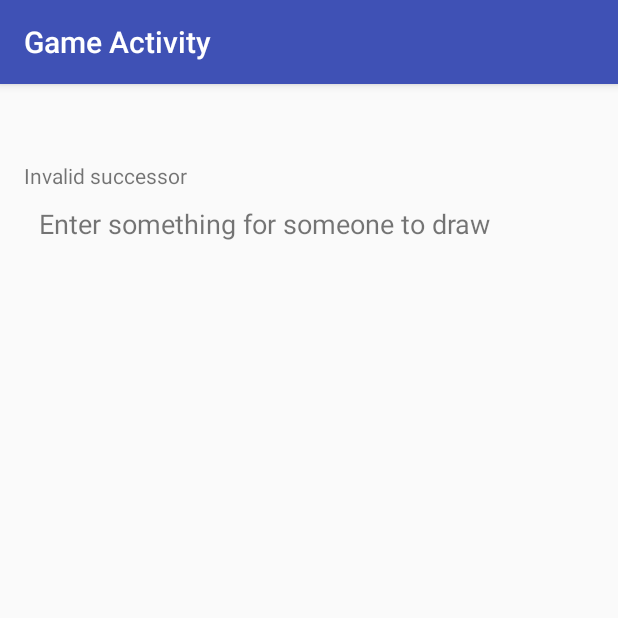
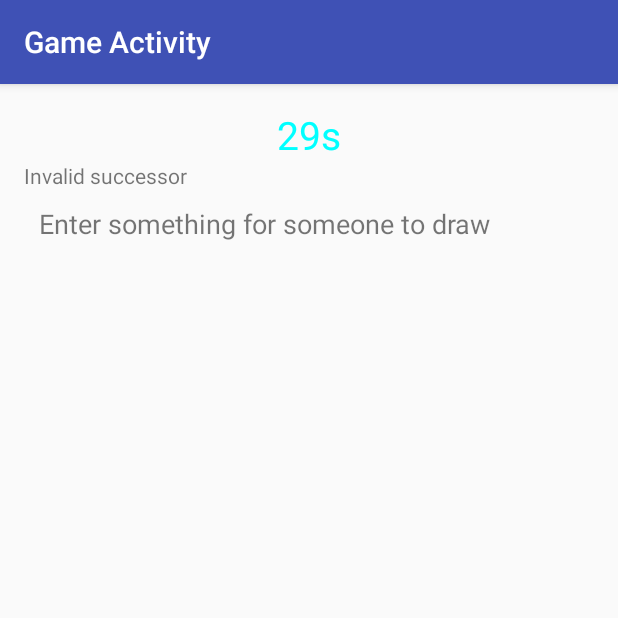
Before and after one commit to sarangjo/paper-telephone, an Android app: the GameActivity screen opened directly, with no data from a screen before it, on a phone screen of 412 x 824 dp, the top half of it. Run offline under Robolectric (Android 15) with nearby library versions, the phone set to English and light mode, and no system bars.

Commit message:
Added timer into game

```diff
--- a/PaperTelephone/app/src/main/java/com/cse461/a16au/papertelephone/game/GameActivity.java
+++ b/PaperTelephone/app/src/main/java/com/cse461/a16au/papertelephone/game/GameActivity.java
@@ -4,7 +4,9 @@ import android.app.FragmentTransaction;
 import android.app.ProgressDialog;
 import android.graphics.Bitmap;
 import android.graphics.BitmapFactory;
+import android.graphics.Color;
 import android.os.Bundle;
+import android.os.CountDownTimer;
 import android.os.Handler;
 import android.os.Message;
 import android.support.v7.app.AppCompatActivity;
@@ -46,6 +48,7 @@ import static com.cse461.a16au.papertelephone.Constants.READ_NEW_START;
 import static com.cse461.a16au.papertelephone.Constants.READ_PROMPT;
 import static com.cse461.a16au.papertelephone.Constants.READ_REQUEST_SUCCESSOR;
 import static com.cse461.a16au.papertelephone.Constants.READ_RESPONSE_SUCCESSOR;
+import static com.cse461.a16au.papertelephone.Constants.TURN_MILLIS;
 import static com.cse461.a16au.papertelephone.Constants.WE_ARE_START;
 import static com.cse461.a16au.papertelephone.game.GameData.addressToSummaries;
 import static com.cse461.a16au.papertelephone.game.GameData.devicesAtStartGame;
@@ -215,23 +218,24 @@ public class GameActivity extends AppCompatActivity implements GameFragment.Data
             return;
         }
 
-        // TODO: Uncomment and test when we are confident that the rest of the game works as intended
-        // Start the timer at 30 seconds for the next phase of the game
-//        GameData.turnTimer = new CountDownTimer(TURN_MILLIS, 1000) {
-//            public void onTick(long millisUntilFinished) {
-//                mTimerTextView.setText(String.format("%2ds", millisUntilFinished / 1000));
-//            }
-//
-//            public void onFinish() {
-//                // End the turn, sending the drawing or prompt if it hasn't already been sent
-//                if (!isDone) {
-//                    mFragment.endTurn();
-//                    isDone = true;
-//                }
-//                mTimerTextView.setText("00s");
-//                mTimerTextView.setTextColor(Color.RED);
-//            }
-//        }.start();
+         //TODO: Uncomment and test when we are confident that the rest of the game works as intended
+         //Start the timer at 30 seconds for the next phase of the game
+        GameData.turnTimer = new CountDownTimer(TURN_MILLIS, 1000) {
+            public void onTick(long millisUntilFinished) {
+                mTimerTextView.setTextColor(Color.CYAN);
+                mTimerTextView.setText(String.format("%2ds", millisUntilFinished / 1000));
+            }
+
+            public void onFinish() {
+                // End the turn, sending the drawing or prompt if it hasn't already been sent
+                if (!mGameData.getTurnDone()) {
+                    mFragment.endTurn();
+                    mGameData.setTurnDone(true);
+                }
+                mTimerTextView.setText("00s");
+                mTimerTextView.setTextColor(Color.RED);
+            }
+        }.start();
 
         // Switch out the fragments to update the current mode
         FragmentTransaction ft = getFragmentManager().beginTransaction();
--- a/PaperTelephone/app/src/main/java/com/cse461/a16au/papertelephone/game/GameData.java
+++ b/PaperTelephone/app/src/main/java/com/cse461/a16au/papertelephone/game/GameData.java
@@ -136,6 +136,8 @@ public class GameData {
         isDone = done;
     }
 
+    public boolean getTurnDone() { return isDone;}
+
     // Devices who are not finished with their turns
 
     /**
```
